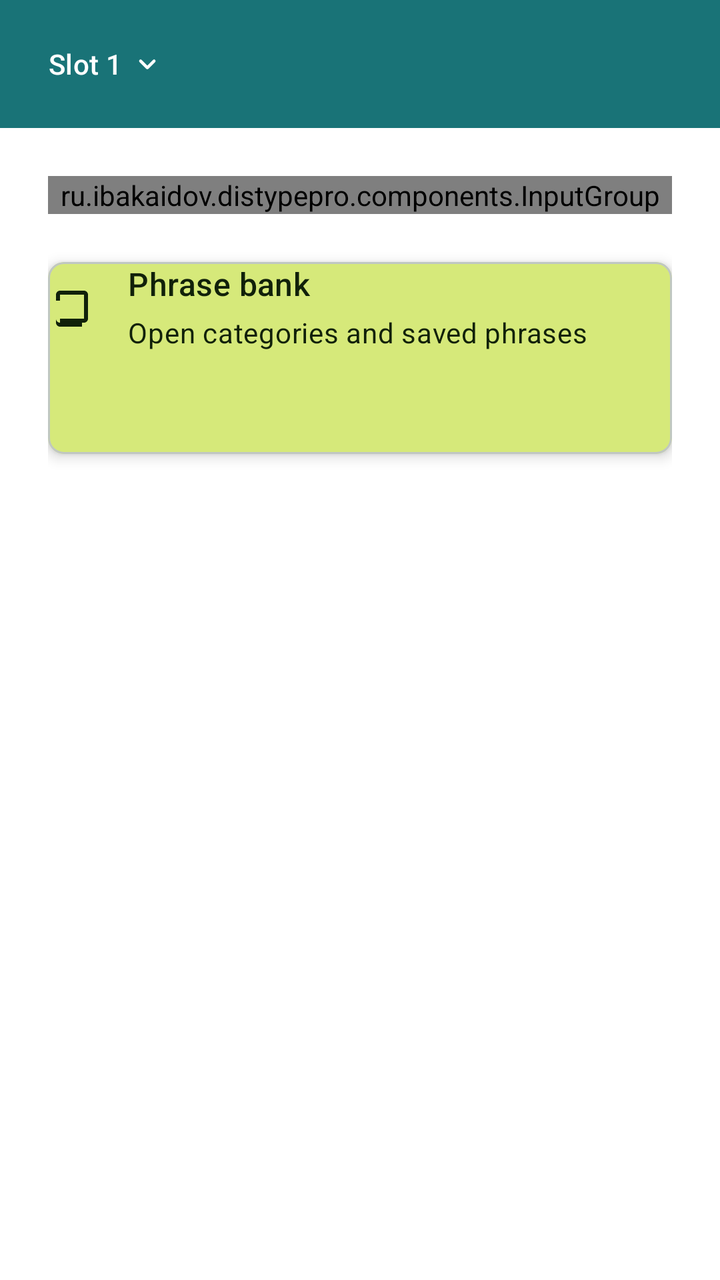
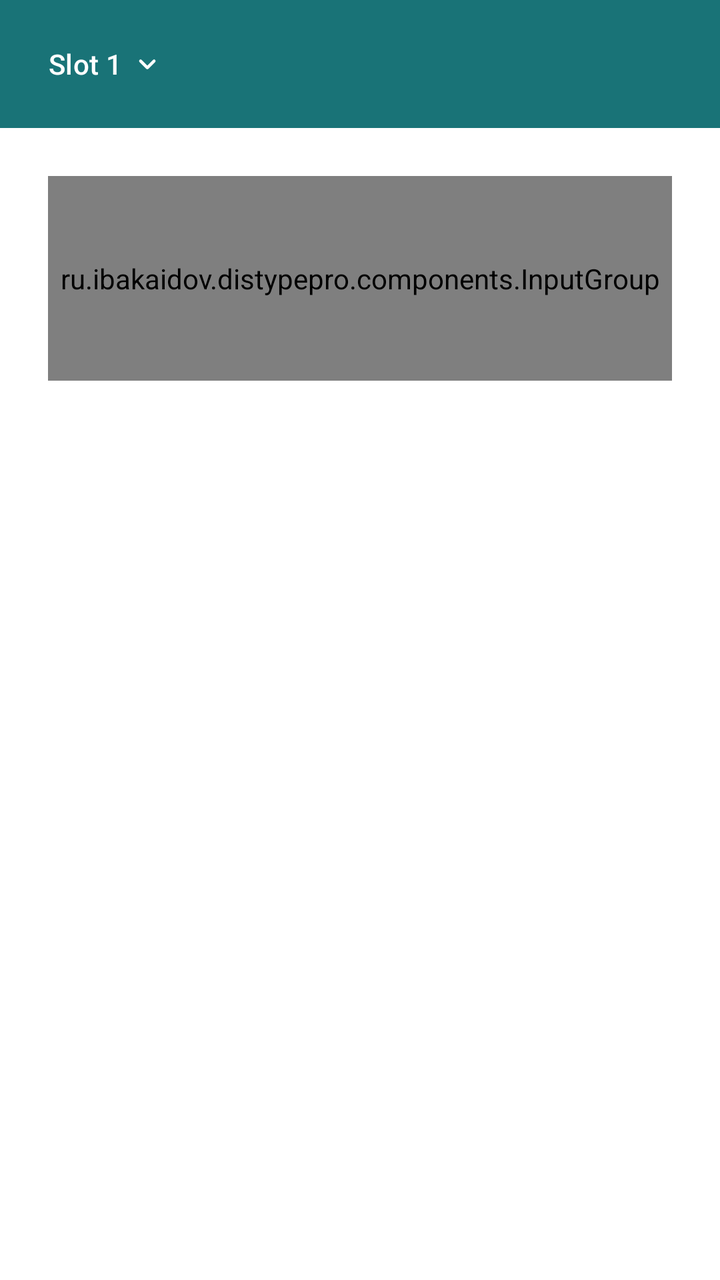

An Android layout rendered at two revisions. The XML below is the earlier revision; the diff shows what the commit changed to produce the second picture.
<!-- AndroidManifest.xml: application theme AppTheme.NoActionBar -->
<!-- res/layout/activity_main.xml -->
<?xml version="1.0" encoding="utf-8"?>
<androidx.coordinatorlayout.widget.CoordinatorLayout xmlns:android="http://schemas.android.com/apk/res/android"
    xmlns:app="http://schemas.android.com/apk/res-auto"
    xmlns:tools="http://schemas.android.com/tools"
    android:layout_width="match_parent"
    android:layout_height="match_parent"
    android:background="@color/colorBackground"
    android:fitsSystemWindows="false"
    tools:context=".screens.MainActivity">

    <com.google.android.material.appbar.AppBarLayout
        android:id="@+id/app_bar"
        android:layout_width="match_parent"
        android:layout_height="wrap_content"
        android:background="?attr/colorPrimary"
        android:theme="@style/AppTheme.AppBarOverlay"
        app:elevation="@dimen/elevation_small"
        app:liftOnScroll="true">

        <com.google.android.material.appbar.MaterialToolbar
            android:id="@+id/toolbar"
            android:layout_width="match_parent"
            android:layout_height="?attr/actionBarSize"
            android:background="@android:color/transparent"
            android:contentInsetStart="0dp"
            android:contentInsetStartWithNavigation="0dp"
            android:theme="@style/ThemeOverlay.LinkaType.Toolbar"
            app:popupTheme="@style/AppTheme.PopupOverlay"
            app:titleTextColor="?attr/colorOnPrimary"
            app:subtitleTextColor="?attr/colorOnPrimary"
            app:navigationIconTint="?attr/colorOnPrimary">
            <com.google.android.material.button.MaterialButton
                android:id="@+id/chat_slot_button"
                style="@style/Widget.Material3.Button.TextButton"
                android:layout_width="wrap_content"
                android:layout_height="wrap_content"
                android:layout_gravity="start|center_vertical"
                android:minWidth="0dp"
                android:paddingStart="@dimen/spacing_small"
                android:paddingEnd="@dimen/spacing_small"
                android:text="@string/chat_slot_one"
                android:textAllCaps="false"
                android:textColor="?attr/colorOnPrimary"
                app:icon="@drawable/ic_baseline_expand_more_24"
                app:iconGravity="textEnd"
                app:iconPadding="@dimen/spacing_xs"
                app:iconTint="?attr/colorOnPrimary" />
        </com.google.android.material.appbar.MaterialToolbar>
    </com.google.android.material.appbar.AppBarLayout>

    <LinearLayout
        android:id="@+id/content_container"
        android:layout_width="match_parent"
        android:layout_height="match_parent"
        android:animateLayoutChanges="true"
        android:orientation="vertical"
        android:paddingStart="@dimen/spacing_large"
        android:paddingTop="@dimen/spacing_large"
        android:paddingEnd="@dimen/spacing_large"
        android:paddingBottom="@dimen/spacing_large"
        app:layout_behavior="@string/appbar_scrolling_view_behavior">

        <ru.ibakaidov.distypepro.components.InputGroup
            android:id="@+id/input_group"
            android:layout_width="match_parent"
            android:layout_height="wrap_content"
            android:layout_marginBottom="@dimen/spacing_large" />

        <com.google.android.material.card.MaterialCardView
            android:id="@+id/open_bank_card"
            android:layout_width="match_parent"
            android:layout_height="wrap_content"
            android:clickable="true"
            android:focusable="true"
            android:foreground="?attr/selectableItemBackground"
            android:minHeight="96dp"
            android:padding="@dimen/spacing_medium"
            app:cardBackgroundColor="?attr/colorSecondaryContainer"
            app:cardElevation="@dimen/elevation_small"
            app:shapeAppearanceOverlay="@style/ShapeAppearance.LinkaType.Medium"
            app:strokeColor="?attr/colorOutlineVariant"
            app:strokeWidth="1dp">

            <LinearLayout
                android:layout_width="match_parent"
                android:layout_height="wrap_content"
                android:gravity="center_vertical"
                android:orientation="horizontal">

                <ImageView
                    android:layout_width="24dp"
                    android:layout_height="24dp"
                    android:contentDescription="@null"
                    android:src="@drawable/ic_baseline_library_books_24"
                    app:tint="?attr/colorOnSecondaryContainer" />

                <LinearLayout
                    android:layout_width="0dp"
                    android:layout_height="wrap_content"
                    android:layout_marginStart="@dimen/spacing_medium"
                    android:layout_weight="1"
                    android:orientation="vertical">

                    <com.google.android.material.textview.MaterialTextView
                        android:id="@+id/open_bank_title"
                        android:layout_width="match_parent"
                        android:layout_height="wrap_content"
                        android:text="@string/main_open_bank_title"
                        android:textAppearance="@style/TextAppearance.Material3.TitleMedium"
                        android:textColor="?attr/colorOnSecondaryContainer" />

                    <com.google.android.material.textview.MaterialTextView
                        android:id="@+id/open_bank_subtitle"
                        android:layout_width="match_parent"
                        android:layout_height="wrap_content"
                        android:layout_marginTop="@dimen/spacing_xs"
                        android:text="@string/main_open_bank_subtitle"
                        android:textAppearance="@style/TextAppearance.Material3.BodyMedium"
                        android:textColor="?attr/colorOnSecondaryContainer" />
                </LinearLayout>
            </LinearLayout>
        </com.google.android.material.card.MaterialCardView>
    </LinearLayout>

</androidx.coordinatorlayout.widget.CoordinatorLayout>
<!-- resources referenced by this layout -->
<resources>
  <color name="colorBackground">#FFFFFF</color>
  <dimen name="elevation_small">4dp</dimen>
  <dimen name="spacing_large">24dp</dimen>
  <dimen name="spacing_medium">16dp</dimen>
  <dimen name="spacing_small">8dp</dimen>
  <dimen name="spacing_xs">4dp</dimen>
  <!-- drawable ic_baseline_expand_more_24 (drawable) -->
  <?xml version="1.0" encoding="utf-8"?>
  <vector xmlns:android="http://schemas.android.com/apk/res/android"
      android:width="24dp"
      android:height="24dp"
      android:viewportWidth="24"
      android:viewportHeight="24">
      <path
          android:fillColor="#FF000000"
          android:pathData="M12 15.5c-.26 0-.51-.1-.71-.29l-4.5-4.5a1.003 1.003 0 0 1 1.42-1.42L12 13.09l3.79-3.8a1.003 1.003 0 0 1 1.42 1.42l-4.5 4.5c-.2.19-.45.29-.71.29z"/>
  </vector>
  <!-- drawable ic_baseline_library_books_24 (drawable) -->
  <vector xmlns:android="http://schemas.android.com/apk/res/android"
      android:width="24dp"
      android:height="24dp"
      android:viewportWidth="24"
      android:viewportHeight="24">
      <path
          android:fillColor="@android:color/white"
          android:pathData="M4,6c0,-1.1 0.9,-2 2,-2h12c1.1,0 2,0.9 2,2v12c0,1.1 -0.9,2 -2,2H6c-1.1,0 -2,-0.9 -2,-2V6zM6,6v12h12V6H6zM2,9h2v11c0,1.1 0.9,2 2,2h11v-2H6V9H2z" />
  </vector>
  <string name="chat_slot_one">Slot 1</string>
  <string name="main_open_bank_subtitle">Open categories and saved phrases</string>
  <string name="main_open_bank_title">Phrase bank</string>
  <style name="AppTheme.AppBarOverlay" parent="ThemeOverlay.LinkaType.Toolbar" />
  <style name="ShapeAppearance.LinkaType.Medium" parent="ShapeAppearance.Material3.MediumComponent" />
  <style name="AppTheme.NoActionBar" parent="@style/AppTheme">
          <item name="windowActionBar">false</item>
          <item name="windowNoTitle">true</item>
      </style>
  <color name="colorSurface">#FFFFFF</color>
  <color name="colorOnSurface">#1A1C1A</color>
  <color name="colorSurfaceVariant">#E0E6E4</color>
  <color name="colorOnSurfaceVariant">#414944</color>
  <color name="colorOutline">#737B76</color>
  <color name="colorOutlineVariant">#C0C7C2</color>
  <color name="colorPrimary">#197377</color>
  <color name="colorOnPrimary">#FFFFFF</color>
  <style name="AppTheme" parent="@style/BaseAppTheme" />
  <color name="colorPrimaryContainer">#2F8B8F</color>
  <color name="colorOnPrimaryContainer">#FFFFFF</color>
  <color name="colorSecondary">#BED64F</color>
  <color name="colorOnSecondary">#11210A</color>
  <color name="colorSecondaryContainer">#D6E97A</color>
  <color name="colorOnSecondaryContainer">#11210A</color>
  <color name="colorTertiary">#FBCC30</color>
  <color name="colorOnTertiary">#1F1600</color>
  <color name="colorTertiaryContainer">#FFE68A</color>
  <color name="colorOnTertiaryContainer">#1F1600</color>
  <color name="colorSurfaceInverse">#303331</color>
  <color name="colorOnSurfaceInverse">#F2F6F1</color>
  <color name="colorPrimaryInverse">#9CD3D6</color>
  <color name="colorError">#BA1A1A</color>
  <color name="colorOnError">#FFFFFF</color>
  <color name="colorErrorContainer">#FFDAD6</color>
  <color name="colorOnErrorContainer">#410002</color>
  <style name="Widget.LinkaType.Card" parent="Widget.Material3.CardView.Elevated">
          <item name="android:clipToPadding">false</item>
          <item name="android:clipChildren">false</item>
          <item name="shapeAppearanceOverlay">@style/ShapeAppearance.LinkaType.Medium</item>
      </style>
  <style name="TextAppearance.LinkaType.ToolbarTitle" parent="TextAppearance.Material3.TitleLarge">
          <item name="android:textColor">@color/colorOnPrimary</item>
      </style>
  <style name="TextAppearance.LinkaType.ToolbarSubtitle" parent="TextAppearance.Material3.BodyMedium">
          <item name="android:textColor">@color/colorOnPrimary</item>
      </style>
  <style name="ShapeAppearance.LinkaType.Button" parent="ShapeAppearance.Material3.Corner.Medium" />
  <color name="colorButtonBlack">#000000</color>
  <color name="colorOnButtonBlack">#FFFFFF</color>
  <!-- unchanged entries left out for length: 5 -->
</resources>

<!-- the commit's change to res/layout/activity_main.xml (unified diff, before → after) -->
@@ -54,6 +54,7 @@
         android:layout_height="match_parent"
         android:animateLayoutChanges="true"
         android:orientation="vertical"
+        android:weightSum="10"
         android:paddingStart="@dimen/spacing_large"
         android:paddingTop="@dimen/spacing_large"
         android:paddingEnd="@dimen/spacing_large"
@@ -63,8 +64,37 @@
         <ru.ibakaidov.distypepro.components.InputGroup
             android:id="@+id/input_group"
             android:layout_width="match_parent"
-            android:layout_height="wrap_content"
-            android:layout_marginBottom="@dimen/spacing_large" />
+            android:layout_height="0dp"
+            android:layout_marginBottom="@dimen/spacing_medium"
+            android:layout_weight="2" />
+
+        <LinearLayout
+            android:id="@+id/bank_inline_section"
+            android:layout_width="match_parent"
+            android:layout_height="0dp"
+            android:layout_weight="8"
+            android:orientation="vertical"
+            android:visibility="gone">
+
+            <com.google.android.material.appbar.MaterialToolbar
+                android:id="@+id/bank_inline_toolbar"
+                style="@style/Widget.LinkaType.Toolbar"
+                android:layout_width="match_parent"
+                android:layout_height="?attr/actionBarSize"
+                android:layout_marginBottom="@dimen/spacing_medium"
+                android:theme="@style/ThemeOverlay.LinkaType.Toolbar"
+                app:contentInsetStartWithNavigation="0dp"
+                app:navigationIconTint="?attr/colorOnPrimary"
+                app:popupTheme="@style/AppTheme.PopupOverlay"
+                app:titleTextColor="?attr/colorOnPrimary"
+                app:subtitleTextColor="?attr/colorOnPrimary" />
+
+            <ru.ibakaidov.distypepro.components.BankGroup
+                android:id="@+id/inline_bank_group"
+                android:layout_width="match_parent"
+                android:layout_height="0dp"
+                android:layout_weight="1" />
+        </LinearLayout>
 
         <com.google.android.material.card.MaterialCardView
             android:id="@+id/open_bank_card"
@@ -75,6 +105,7 @@
             android:foreground="?attr/selectableItemBackground"
             android:minHeight="96dp"
             android:padding="@dimen/spacing_medium"
+            android:visibility="gone"
             app:cardBackgroundColor="?attr/colorSecondaryContainer"
             app:cardElevation="@dimen/elevation_small"
             app:shapeAppearanceOverlay="@style/ShapeAppearance.LinkaType.Medium"
